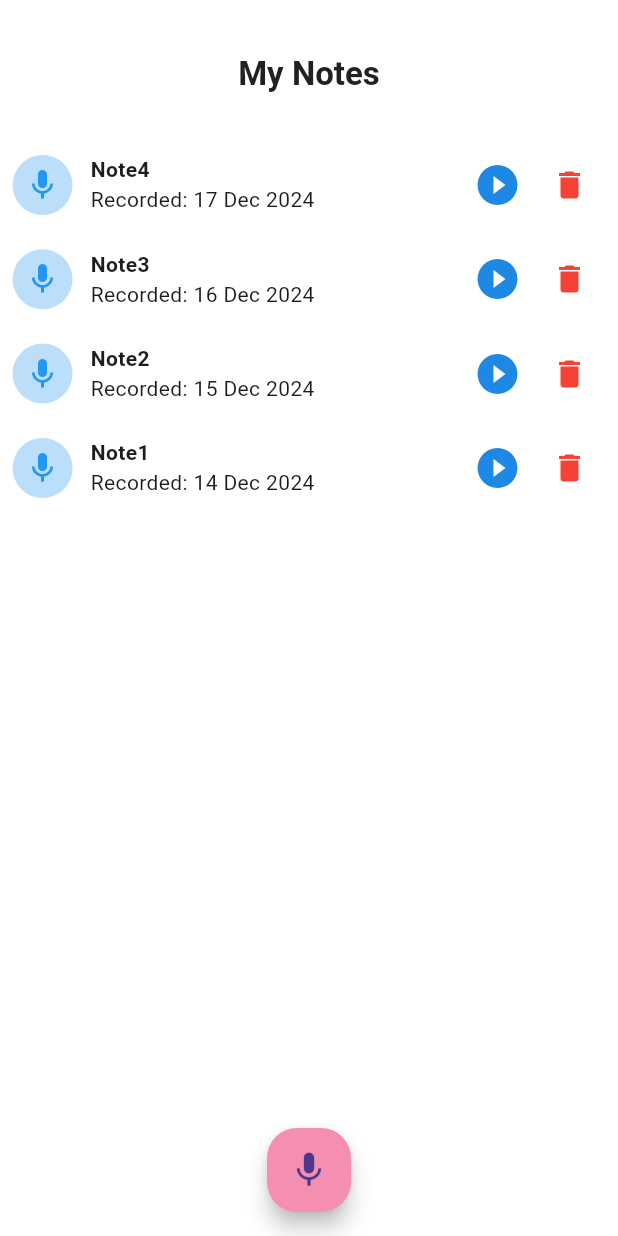
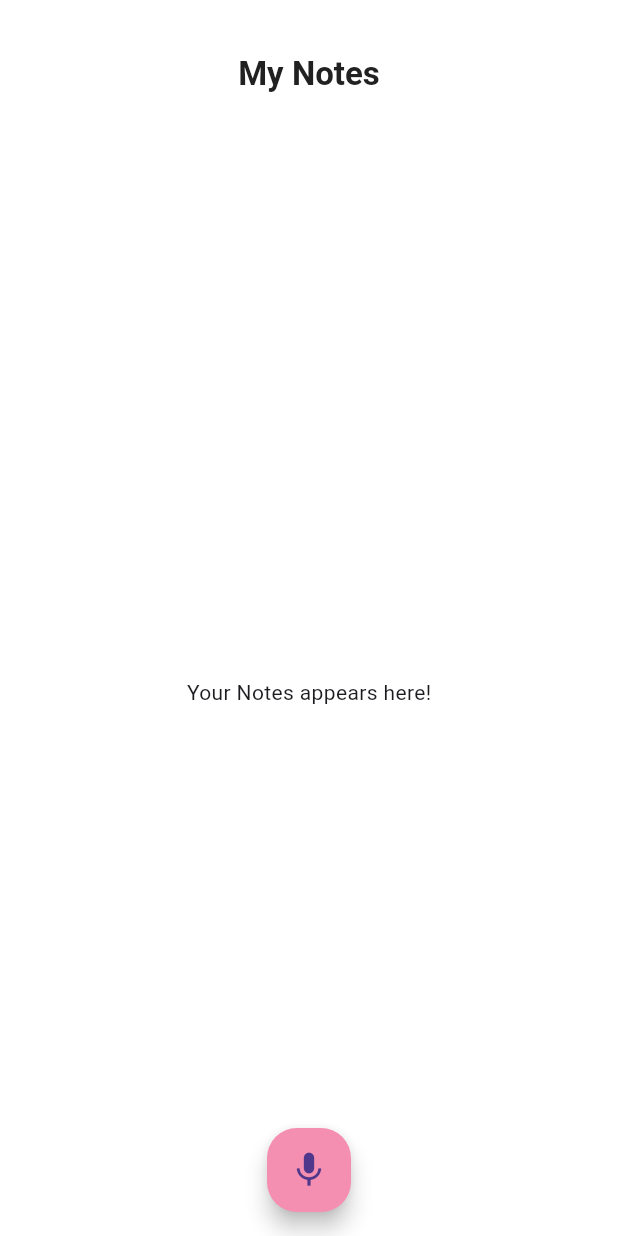
Before and after one commit to rahmagamal21/voice-notes-app, a Flutter app: the screen it shows after launch, on a phone screen of 412 x 824 dp. Run offline on Flutter 3.47's test engine with Material 3 defaults, Android fonts, the light colour scheme and no system bars; our stand-ins replace flutter_bloc, flutter_screenutil, freezed_annotation, hive_flutter; missing offline and left inert: audio_waveforms; accounts and stored records are empty.

Commit message:
handling records using hive

```diff
--- /dev/null
+++ b/lib/Features/Voice Notes/Data/local data/voice_note_model.dart
@@ -0,0 +1,25 @@
+import 'package:hive_flutter/hive_flutter.dart';
+
+part 'voice_note_model.g.dart';
+
+@HiveType(typeId: 1)
+class VoiceNoteHive {
+  @HiveField(0)
+  final String id;
+
+  @HiveField(1)
+  final String title;
+
+  @HiveField(2)
+  final String filePath;
+
+  @HiveField(3)
+  final DateTime recordedDate;
+
+  VoiceNoteHive({
+    required this.id,
+    required this.title,
+    required this.filePath,
+    required this.recordedDate,
+  });
+}
--- /dev/null
+++ b/lib/Features/Voice Notes/Domain/voice_note_entity.dart
@@ -0,0 +1,13 @@
+class VoiceNote {
+  final String id;
+  final String title;
+  final String filePath;
+  final DateTime recordedDate;
+
+  VoiceNote({
+    required this.id,
+    required this.title,
+    required this.filePath,
+    required this.recordedDate,
+  });
+}
--- /dev/null
+++ b/lib/Features/Voice Notes/Domain/voice_note_repository.dart
@@ -0,0 +1,7 @@
+import 'voice_note_entity.dart';
+
+abstract class VoiceNoteRepository {
+  Future<void> saveVoiceNote(VoiceNote voiceNote);
+  Future<void> deleteVoiceNote(String id);
+  Future<List<VoiceNote>> fetchVoiceNotes();
+}
--- a/lib/Features/Voice Notes/Presentation/controller/voice_note/voice_note_bloc.dart
+++ b/lib/Features/Voice Notes/Presentation/controller/voice_note/voice_note_bloc.dart
@@ -3,6 +3,9 @@ import 'dart:async';
 import 'package:audio_waveforms/audio_waveforms.dart';
 import 'package:flutter_bloc/flutter_bloc.dart';
 import 'package:freezed_annotation/freezed_annotation.dart';
+
+import '../../../Domain/voice_note_entity.dart';
+import '../../../Domain/voice_note_repository.dart';
 
 part 'voice_note_state.dart';
 part 'voice_note_event.dart';
@@ -10,8 +13,9 @@ part 'voice_note_bloc.freezed.dart';
 
 class VoiceNoteBloc extends Bloc<VoiceNoteEvent, VoiceNoteState> {
   final RecorderController recorderController = RecorderController();
+  final VoiceNoteRepository repository;
   Timer? timer;
-  VoiceNoteBloc() : super(VoiceNoteState.initial()) {
+  VoiceNoteBloc(this.repository) : super(VoiceNoteState.initial()) {
     on<StartRecording>((event, emit) {
       recorderController.reset();
       recorderController.record();
@@ -21,7 +25,9 @@ class VoiceNoteBloc extends Bloc<VoiceNoteEvent, VoiceNoteState> {
       });
     });
     on<UpdateDuration>((event, emit) {
-      emit(state.copyWith(recordingDuration: state.recordingDuration + 1));
+      if (!state.isPaused) {
+        emit(state.copyWith(recordingDuration: state.recordingDuration + 1));
+      }
     });
 
     on<PauseRecording>((event, emit) {
@@ -39,6 +45,30 @@ class VoiceNoteBloc extends Bloc<VoiceNoteEvent, VoiceNoteState> {
       emit(state.copyWith(
           isRecording: false, isPaused: false, recordingDuration: 0));
     });
+    on<SaveVoiceNote>((event, emit) async {
+      final id = DateTime.now().toIso8601String();
+      final filePath = 'path/to/recorded/file/$id.m4a';
+      final newNote = VoiceNote(
+        id: id,
+        title: event.title,
+        filePath: filePath,
+        recordedDate: DateTime.now(),
+      );
+      await repository.saveVoiceNote(newNote);
+      final updatedNotes = await repository.fetchVoiceNotes();
+      emit(state.copyWith(notes: updatedNotes));
+    });
+
+    on<DeleteVoiceNote>((event, emit) async {
+      await repository.deleteVoiceNote(event.id);
+      final updatedNotes = await repository.fetchVoiceNotes();
+      emit(state.copyWith(notes: updatedNotes));
+    });
+
+    on<FetchVoiceNotes>((event, emit) async {
+      final notes = await repository.fetchVoiceNotes();
+      emit(state.copyWith(notes: notes));
+    });
   }
   @override
   Future<void> close() {
--- a/lib/Features/Voice Notes/Presentation/controller/voice_note/voice_note_event.dart
+++ b/lib/Features/Voice Notes/Presentation/controller/voice_note/voice_note_event.dart
@@ -6,4 +6,7 @@ class VoiceNoteEvent with _$VoiceNoteEvent {
   const factory VoiceNoteEvent.pauseRecording() = PauseRecording;
   const factory VoiceNoteEvent.stopRecording() = StopRecording;
   const factory VoiceNoteEvent.updateDuration() = UpdateDuration;
+  const factory VoiceNoteEvent.saveVoiceNote(String title) = SaveVoiceNote;
+  const factory VoiceNoteEvent.deleteVoiceNote(String id) = DeleteVoiceNote;
+  const factory VoiceNoteEvent.fetchVoiceNotes() = FetchVoiceNotes;
 }
--- a/lib/Features/Voice Notes/Presentation/controller/voice_note/voice_note_state.dart
+++ b/lib/Features/Voice Notes/Presentation/controller/voice_note/voice_note_state.dart
@@ -6,11 +6,13 @@ class VoiceNoteState with _$VoiceNoteState {
     required bool isRecording,
     required bool isPaused,
     required int recordingDuration,
+    required List<VoiceNote> notes,
   }) = _VoiceNoteState;
 
   factory VoiceNoteState.initial() => const VoiceNoteState(
         isRecording: false,
         isPaused: false,
         recordingDuration: 0,
+        notes: [],
       );
 }
--- a/lib/Features/Voice Notes/Presentation/views/voice_notes_screen.dart
+++ b/lib/Features/Voice Notes/Presentation/views/voice_notes_screen.dart
@@ -11,12 +11,6 @@ class VoiceNotesScreen extends StatelessWidget {
 
   @override
   Widget build(BuildContext context) {
-    List<Map<String, String>> notes = [
-      {"title": "Note1", "date": "14 Dec 2024"},
-      {"title": "Note2", "date": "15 Dec 2024"},
-      {"title": "Note3", "date": "16 Dec 2024"},
-      {"title": "Note4", "date": "17 Dec 2024"}
-    ];
     return SafeArea(
       child: Scaffold(
         backgroundColor: Colors.white,
@@ -31,11 +25,20 @@ class VoiceNotesScreen extends StatelessWidget {
           centerTitle: true,
           toolbarHeight: 100.h,
         ),
-        body: ListView.separated(
+        body: BlocBuilder<VoiceNoteBloc, VoiceNoteState>(
+          builder: (context, state) {
+            final notes = state.notes;
+            if (notes.isEmpty) {
+              return const Center(
+                child: Text('Your Notes appears here!'),
+              );
+            } else {
+              return ListView.separated(
                 itemBuilder: (context, index) {
+                  final note = notes[index];
                   return NotesListItem(
-              title: notes[index]["title"] ?? '',
-              date: notes[index]["date"] ?? '',
+                    title: note.title,
+                    date: note.recordedDate.toLocal().toString(),
                   );
                 },
                 separatorBuilder: (BuildContext context, int index) {
@@ -46,6 +49,9 @@ class VoiceNotesScreen extends StatelessWidget {
                 itemCount: notes.length,
                 reverse: true,
                 shrinkWrap: true,
+              );
+            }
+          },
         ),
         floatingActionButton: FloatingActionButton(
           onPressed: () {
--- a/lib/main.dart
+++ b/lib/main.dart
@@ -1,16 +1,26 @@
 import 'package:flutter/material.dart';
 import 'package:flutter_bloc/flutter_bloc.dart';
 import 'package:flutter_screenutil/flutter_screenutil.dart';
+import 'package:hive_flutter/hive_flutter.dart';
 import 'package:voice_notes_app/Features/Voice%20Notes/Presentation/views/voice_notes_screen.dart';
 
+import 'Features/Voice Notes/Data/local data/voice_note_model.dart';
+import 'Features/Voice Notes/Data/voice_note_repository_implementation.dart';
 import 'Features/Voice Notes/Presentation/controller/voice_note/voice_note_bloc.dart';
 
-void main() {
-  runApp(const MyApp());
+void main() async {
+  WidgetsFlutterBinding.ensureInitialized();
+  await Hive.initFlutter();
+  Hive.registerAdapter(VoiceNoteHiveAdapter());
+  final notesBox = await Hive.openBox<VoiceNoteHive>('voice_notes');
+  runApp(MyApp(
+    repository: HiveVoiceNoteRepository(notesBox),
+  ));
 }
 
 class MyApp extends StatelessWidget {
-  const MyApp({super.key});
+  const MyApp({super.key, required this.repository});
+  final HiveVoiceNoteRepository repository;
 
   @override
   Widget build(BuildContext context) {
@@ -18,7 +28,7 @@ class MyApp extends StatelessWidget {
         designSize: const Size(393, 830),
         builder: (context, child) {
           return BlocProvider(
-            create: (context) => VoiceNoteBloc(),
+            create: (context) => VoiceNoteBloc(repository),
             child: const MaterialApp(
               debugShowCheckedModeBanner: false,
               home: VoiceNotesScreen(),
--- a/pubspec.yaml
+++ b/pubspec.yaml
@@ -35,6 +35,7 @@ dependencies:
   flutter_bloc: ^8.1.6
   flutter_screenutil: ^5.9.3
   freezed_annotation: ^2.4.4
+  hive_flutter: ^1.1.0
 
 dev_dependencies:
   build_runner: ^2.4.13
@@ -42,6 +43,7 @@ dev_dependencies:
   flutter_test:
     sdk: flutter
   freezed: ^2.5.7
+  hive_generator: ^2.0.1
 
 # For information on the generic Dart part of this file, see the
 # following page: https://dart.dev/tools/pub/pubspec
```
Also changed, not shown: lib/Features/Voice Notes/Data/voice_note_repository_implementation.dart (added, +39 -0 lines), lib/Features/Voice Notes/Presentation/views/widgets/bottom_sheet.dart (+37 -1 lines), lib/Features/Voice Notes/Data/local data/voice_note_model.g.dart (added), lib/Features/Voice Notes/Presentation/controller/voice_note/voice_note_bloc.freezed.dart, pubspec.lock, 5 other files. Lines whose indentation alone changed are shown as unchanged.
